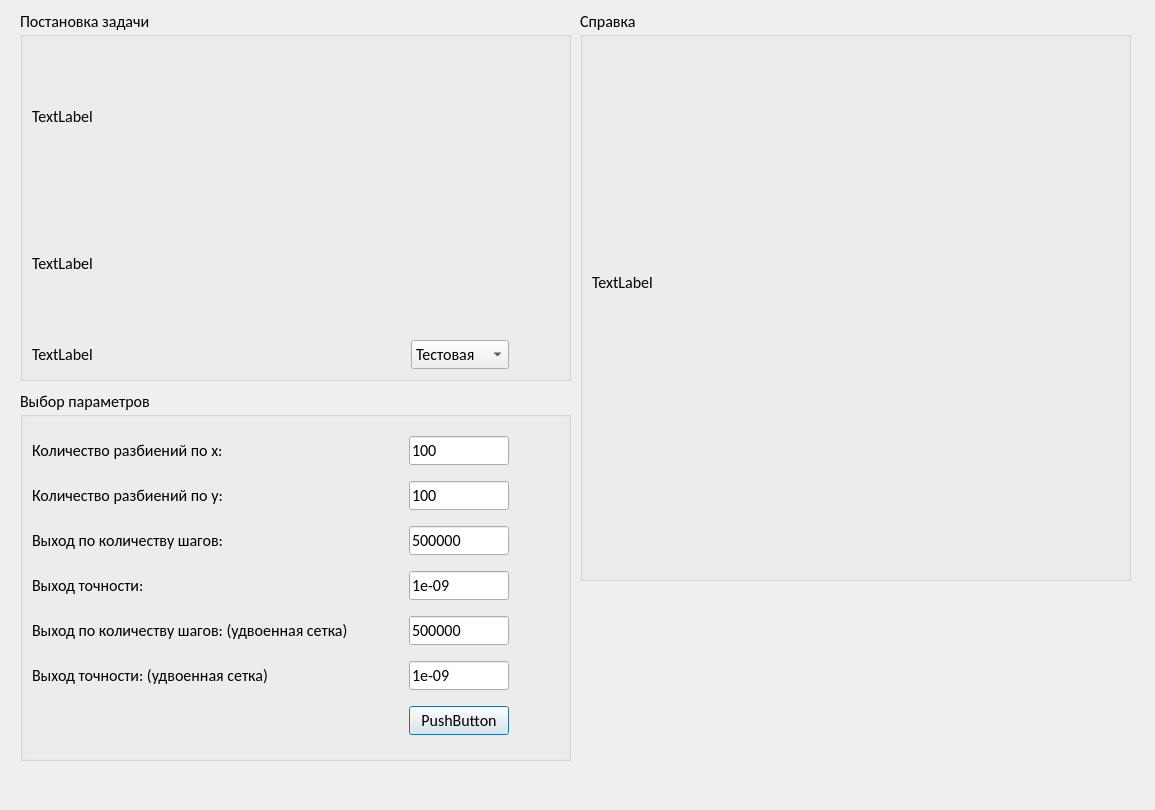
Old version of the form design.ui in the repository banp2892/Step_2_MMN.
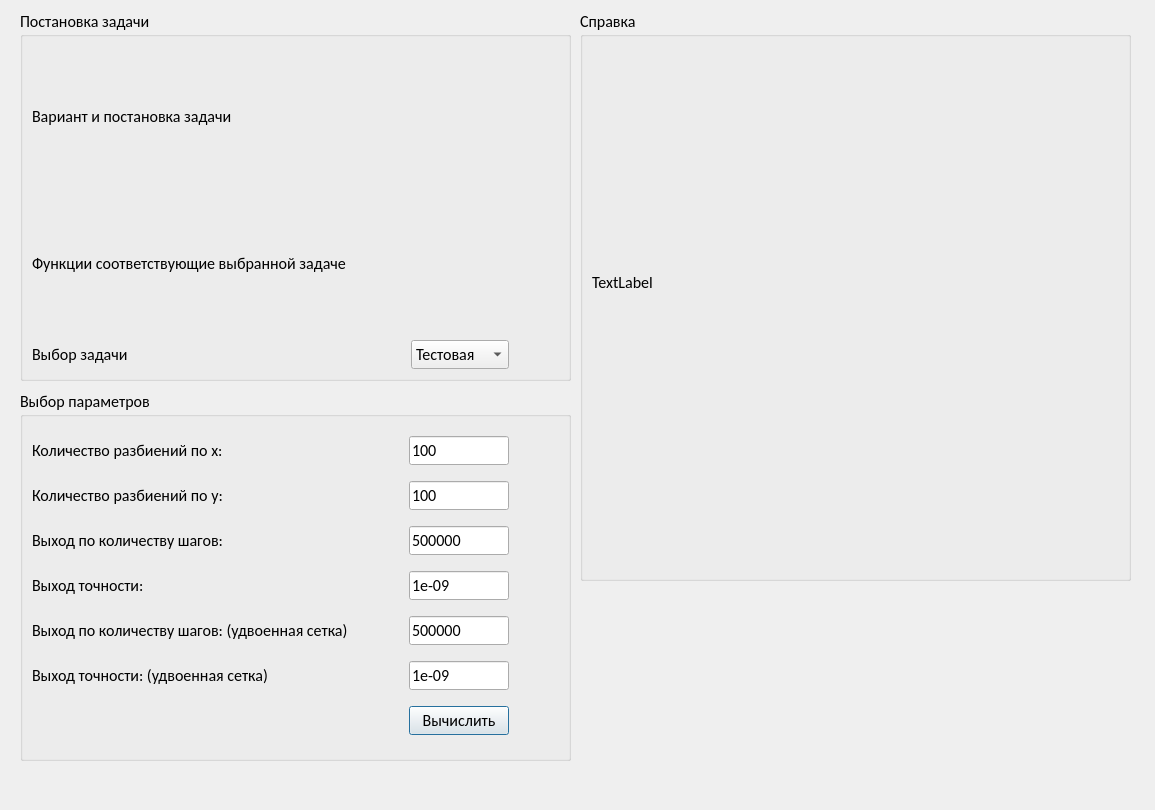
New version of the form.

Commit message: промежуточный коммит

The edit to the form file:
```diff
--- a/design.ui
+++ b/design.ui
@@ -51,7 +51,7 @@
        </font>
       </property>
       <property name="text">
-       <string>TextLabel</string>
+       <string>Вариант и постановка задачи</string>
       </property>
      </widget>
     </item>
@@ -94,7 +94,7 @@
        </font>
       </property>
       <property name="text">
-       <string>TextLabel</string>
+       <string>Функции соответствующие выбранной задаче</string>
       </property>
      </widget>
     </item>
@@ -109,7 +109,7 @@
        </font>
       </property>
       <property name="text">
-       <string>TextLabel</string>
+       <string>Выбор задачи</string>
       </property>
      </widget>
     </item>
@@ -193,7 +193,7 @@
        </size>
       </property>
       <property name="text">
-       <string>PushButton</string>
+       <string>Вычислить</string>
       </property>
      </widget>
     </item>
```
Left out of the diff: 2 changed lines with no effect on the pictures. The commit also changes 1 other file.
